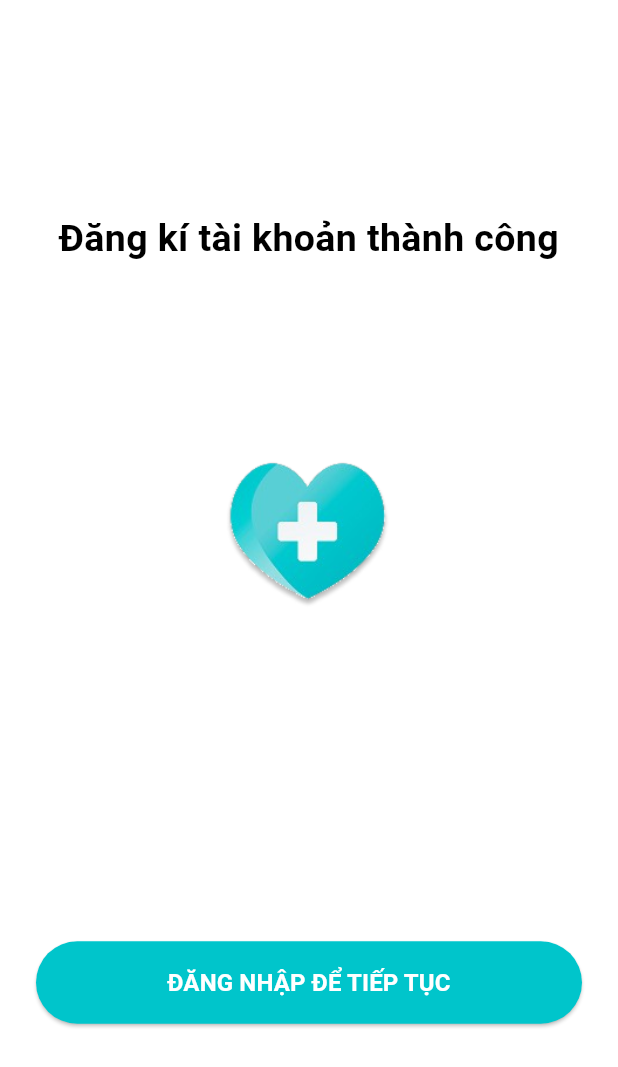
After one commit to trongvu2003/Mind_Care_FE, a Flutter app: the RegisterSuccessScreen screen opened by its route, on a phone screen of 412 x 824 dp. The commit adds this screen. Shown: the top 1067 px of the screen. Run offline on Flutter 3.47's test engine with Material 3 defaults, Android fonts, the phone set to English and light mode, and no system bars.

Commit message:
add UI registor success

```diff
--- a/lib/routes/app_routes.dart
+++ b/lib/routes/app_routes.dart
@@ -3,13 +3,16 @@ import 'package:flutter/material.dart';
 import '../views/intro2_screen.dart';
 import '../views/intro_screen.dart';
 import '../views/register_screen.dart';
+import '../views/register_success_screen.dart';
 import '../views/signin_screen.dart';
 import '../views/start_screen.dart';
+
 class AppRoutes {
   static const String intro = '/';
   static const String intro2 = '/intro2';
   static const String startscreen = '/startscreen';
   static const String signinscreen = '/signinscreen';
+  static const String registersuccessscreen = '/registersuccessscreen';
   static const String register = '/register';
   static const String home = '/home';
   static const String journal = '/journal';
@@ -29,6 +32,8 @@ class AppRoutes {
         return MaterialPageRoute(builder: (_) => const SignInScreen());
       case register:
         return MaterialPageRoute(builder: (_) => const RegisterScreen());
+      case registersuccessscreen:
+        return MaterialPageRoute(builder: (_) => const RegisterSuccessScreen());
       // case home:
       //   return MaterialPageRoute(builder: (_) => const HomeScreen());
       // case journal:
@@ -41,7 +46,8 @@ class AppRoutes {
       //   return MaterialPageRoute(builder: (_) => const ProfileScreen());
       default:
         return MaterialPageRoute(
-          builder: (_) => const Scaffold(
+          builder:
+              (_) => const Scaffold(
                 body: Center(child: Text('Không tìm thấy trang')),
               ),
         );
--- a/lib/views/register_screen.dart
+++ b/lib/views/register_screen.dart
@@ -26,7 +26,7 @@ class _RegisterScreenState extends State<RegisterScreen> {
 
   void _register() {
     if (_formKey.currentState!.validate()) {
-      Navigator.pushNamed(context, '/home');
+      Navigator.pushNamed(context, '/registersuccessscreen');
     }
   }
 
--- /dev/null
+++ b/lib/views/register_success_screen.dart
@@ -0,0 +1,56 @@
+import 'package:flutter/material.dart';
+import '../../theme/app_colors.dart';
+
+class RegisterSuccessScreen extends StatelessWidget {
+  const RegisterSuccessScreen({super.key});
+  @override
+  Widget build(BuildContext context) {
+    return Scaffold(
+      backgroundColor: AppColors.white,
+      body: SafeArea(
+        child: Padding(
+          padding: const EdgeInsets.symmetric(horizontal: 24, vertical: 16),
+          child: Column(
+            mainAxisAlignment: MainAxisAlignment.center,
+            children: [
+              const Text(
+                "Đăng kí tài khoản thành công",
+                style: TextStyle(
+                  fontSize: 25,
+                  fontWeight: FontWeight.bold,
+                  color: AppColors.black,
+                ),
+                textAlign: TextAlign.center,
+              ),
+              const SizedBox(height: 100),
+              Image.asset(
+                'assets/images/heart_icon.png',
+                height: 150,
+              ),
+              const SizedBox(height: 200),
+              SizedBox(
+                width: double.infinity,
+                child: ElevatedButton(
+                  onPressed: () {
+                    Navigator.pushNamed(context, '/signinscreen');
+                  },
+                  style: ElevatedButton.styleFrom(
+                    backgroundColor: AppColors.text,
+                    padding: const EdgeInsets.symmetric(vertical: 16),
+                    shape: RoundedRectangleBorder(
+                      borderRadius: BorderRadius.circular(32),
+                    ),
+                  ),
+                  child: const Text(
+                    "ĐĂNG NHẬP ĐỂ TIẾP TỤC",
+                    style: TextStyle(fontSize: 16, fontWeight: FontWeight.bold, color: AppColors.white),
+                  ),
+                ),
+              )
+            ],
+          ),
+        ),
+      ),
+    );
+  }
+}
```
Lines whose indentation alone changed are shown as unchanged.
